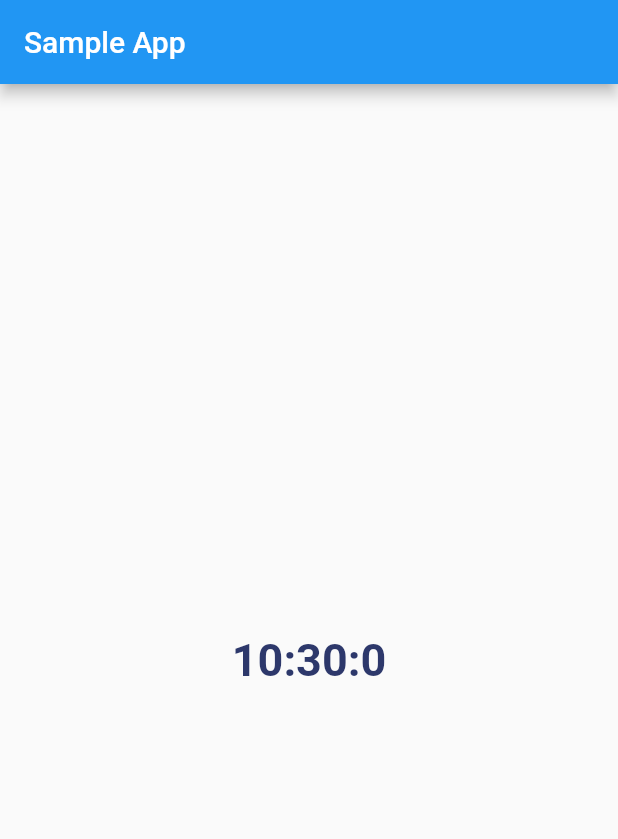
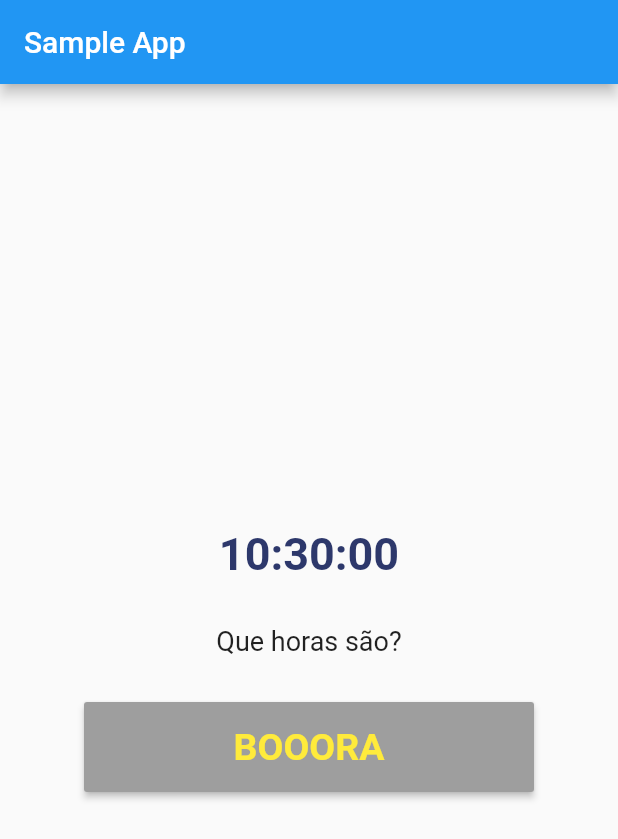
Before and after one commit to Aledsilva/agendamento_flutter, a Flutter app: the screen it shows after launch, on a phone screen of 412 x 824 dp. Shown: the top 839 px of the screen. Run offline on Flutter 3.47's test engine with Material 2 defaults, Android fonts, the phone set to English and light mode, and no system bars; our stand-ins replace camera, image_picker, timer_builder; missing offline and left inert: easy_mask, mercado_pago_integration, scrolling_day_calendar, slide_digital_clock.

Commit message:
Capturando horários e afins!

```diff
--- a/lib/TimeBuilder.dart
+++ b/lib/TimeBuilder.dart
@@ -1,3 +1,4 @@
+
 import 'package:flutter/material.dart';
 import 'package:timer_builder/timer_builder.dart';
 import 'package:intl/intl.dart';
@@ -12,9 +13,19 @@ class SampleApp extends StatefulWidget {
 
 class SampleAppState extends State<SampleApp> {
   DateTime alert;
+  String captura = "Que horas são?";
+
+  //BOBAGEM DAQUI ATÉÉÉ...
+  String botaoNome = "BOOORA";
+  dynamic estiloMisterio = TextStyle(fontSize: 18);
+  dynamic estiloPokemon = TextStyle(fontSize: 30, fontWeight: FontWeight.bold,color: Colors.blue);
+  dynamic corSim = Colors.yellow;
+  dynamic corNao = Colors.grey;
+  //AQUI
+
   String getSystemTime() {
     var now = new DateTime.now();
-    return new DateFormat("H:mm:s").format(now);
+    return new DateFormat("HH:mm:ss").format(now);
   }
 
   @override
@@ -49,7 +60,31 @@ class SampleAppState extends State<SampleApp> {
                         fontSize: 30,
                         fontWeight: FontWeight.w700),
                   );
-                })
+                }),
+                SizedBox(height: 30),
+                Text(captura,
+                style: estiloMisterio,
+                textAlign: TextAlign.center),
+                SizedBox(height: 30),
+                SizedBox(
+                  height: 60,
+                  width: 300,
+                  child: RaisedButton(
+                    child: Text(botaoNome,
+                    style: TextStyle(fontSize: 25,color: corSim,
+                    fontWeight: FontWeight.bold)),
+                    color: corNao,
+                    onPressed: (){
+                      setState(() {
+                        estiloMisterio = estiloPokemon;
+                        captura = "Hora do show P**@!! \n \n-> ${getSystemTime().toString()} <-";
+                        botaoNome = "BIRRLL!!";
+                        corSim = Colors.red;
+                        corNao = Colors.black;
+                      });
+                    },
+                  ),
+                )
               ],
             ),
           );
```
